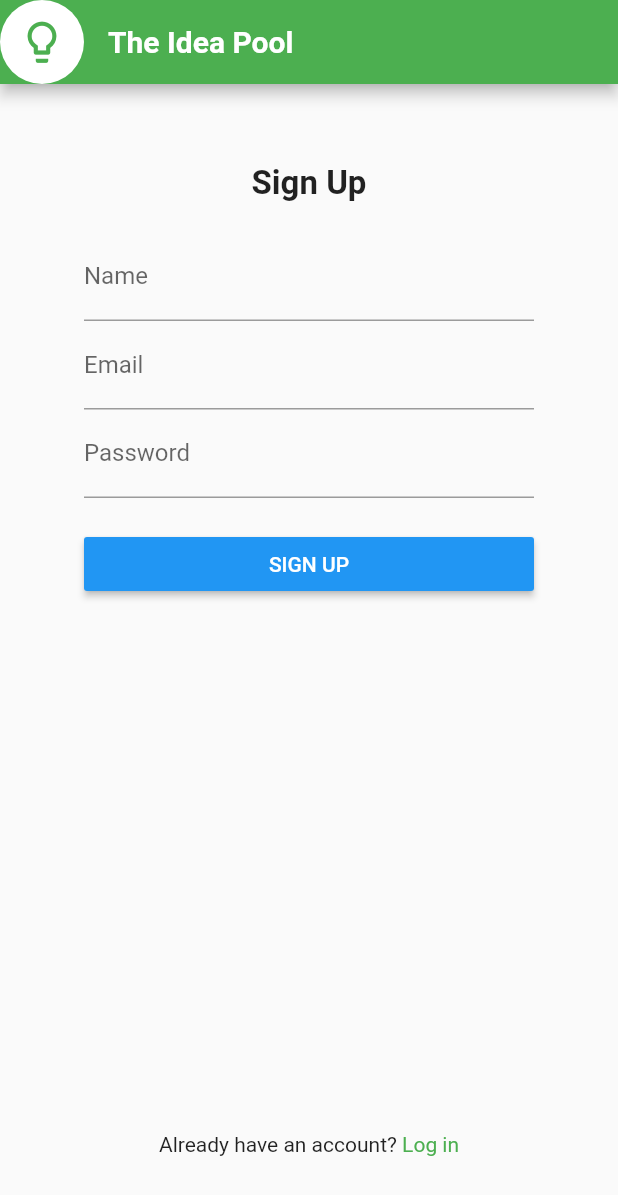
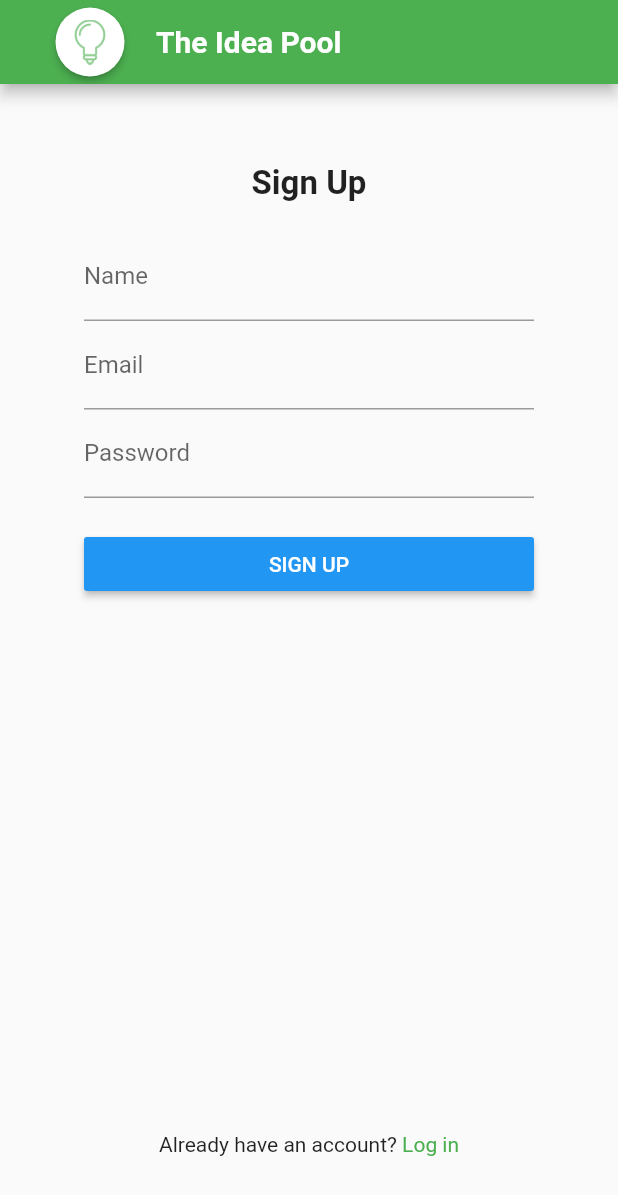
Before and after one commit to beerstorm-net/my_idea_pool, a Flutter app: the screen it shows after launch, after a tap on "Create an account", on a phone screen of 412 x 824 dp. Shown: the top 1195 px of the screen. Run offline on Flutter 3.47's test engine with Material 2 defaults, Android fonts, the light colour scheme and no system bars; drawn by our look-alikes of flutter_form_builder; our stand-ins replace awesome_dialog, bloc, equatable, flutter_bloc, flutter_spinkit, logger and 2 more; statements that could not run were skipped.

Commit message:
more good work completed - centralized progress and alert dialog - delete action with confirmation - edit action integrated with editor - etc etc

```diff
--- a/lib/blocs/auth/auth_bloc.dart
+++ b/lib/blocs/auth/auth_bloc.dart
@@ -3,10 +3,10 @@ import 'dart:async';
 import 'package:bloc/bloc.dart';
 import 'package:equatable/equatable.dart';
 import 'package:meta/meta.dart';
-import 'package:my_idea_pool/shared/common_utils.dart';
 
 import '../../models/models.dart';
 import '../../shared/app_defaults.dart';
+import '../../shared/common_utils.dart';
 
 part 'auth_event.dart';
 part 'auth_state.dart';
@@ -40,6 +40,8 @@ class AuthBloc extends Bloc<AuthEvent, AuthState> {
       yield* _mapRefreshTokenEventToState(event);
     } else if (event is CurrentUserEvent) {
       yield* _mapCurrentUserEventToState(event);
+    } else if (event is WarnUserEvent) {
+      yield* _mapWarnUserEventToState(event);
     }
   }
 
@@ -56,7 +58,7 @@ class AuthBloc extends Bloc<AuthEvent, AuthState> {
       yield Authenticated(appUser, origin: ORIGIN.SIGNUP);
     } else {
       yield Unauthenticated(
-          detail: Map()..putIfAbsent('message', () => 'API call failed'),
+          detail: Map()..putIfAbsent('message', () => 'Signup failed'),
           origin: ORIGIN.SIGNUP);
     }
   }
@@ -73,8 +75,10 @@ class AuthBloc extends Bloc<AuthEvent, AuthState> {
       yield Authenticated(appUser, origin: ORIGIN.LOGIN);
     } else {
       yield Unauthenticated(
-          detail: Map()..putIfAbsent('message', () => 'API call failed'),
+          detail: Map()..putIfAbsent('message', () => 'Login failed'),
           origin: ORIGIN.LOGIN);
+
+      //add(WarnUserEvent(List<String>()..add("error"), message: "LOGIN failed"));
     }
   }
 
@@ -131,4 +135,9 @@ class AuthBloc extends Bloc<AuthEvent, AuthState> {
       yield Unauthenticated(); //(origin: ORIGIN.RELOAD);
     }
   }
+
+  Stream<AuthState> _mapWarnUserEventToState(WarnUserEvent event) async* {
+    // TODO implement this further if necessary
+    yield WarnUserState(event.actions, message: event.message);
+  }
 }
--- a/lib/blocs/auth/auth_event.dart
+++ b/lib/blocs/auth/auth_event.dart
@@ -39,3 +39,16 @@ class LogoutEvent extends AuthEvent {}
 class RefreshTokenEvent extends AuthEvent {}
 
 class CurrentUserEvent extends AuthEvent {}
+
+class WarnUserEvent extends AuthEvent {
+  final List<String> actions;
+  final String message;
+
+  const WarnUserEvent(this.actions, {this.message});
+
+  @override
+  List<Object> get props => [actions, message];
+
+  @override
+  String toString() => 'WarnUserEvent { actions: $actions, message: $message }';
+}
--- a/lib/blocs/auth/auth_state.dart
+++ b/lib/blocs/auth/auth_state.dart
@@ -44,3 +44,16 @@ class Authenticated extends AuthState {
   String toString() =>
       'Authenticated { appUser: ${appUser.toJson().toString()} | origin: $origin}';
 }
+
+class WarnUserState extends AuthState {
+  final List<String> actions;
+  final String message;
+
+  const WarnUserState(this.actions, {this.message});
+
+  @override
+  List<Object> get props => [actions, message];
+
+  @override
+  String toString() => 'WarnUserState { actions: $actions, message: $message }';
+}
--- a/lib/blocs/idea/idea_bloc.dart
+++ b/lib/blocs/idea/idea_bloc.dart
@@ -3,8 +3,9 @@ import 'dart:async';
 import 'package:bloc/bloc.dart';
 import 'package:equatable/equatable.dart';
 import 'package:meta/meta.dart';
-import 'package:my_idea_pool/models/app_idea.dart';
-import 'package:my_idea_pool/models/idea_repository.dart';
+
+import '../../models/app_idea.dart';
+import '../../models/idea_repository.dart';
 
 part 'idea_event.dart';
 part 'idea_state.dart';
--- a/lib/main_app.dart
+++ b/lib/main_app.dart
@@ -1,10 +1,7 @@
 import 'package:flutter/material.dart';
-import 'package:flutter_bloc/flutter_bloc.dart';
-import 'package:my_idea_pool/pages/idea_pool_main.dart';
-import 'package:my_idea_pool/pages/login_signup.dart';
-import 'package:my_idea_pool/shared/common_utils.dart';
+import 'package:flutter_localizations/flutter_localizations.dart';
+import 'package:my_idea_pool/pages/main_page.dart';
 
-import 'blocs/auth/auth_bloc.dart';
 import 'models/user_repository.dart';
 
 class MainApp extends StatefulWidget {
@@ -27,21 +24,25 @@ class _MainAppState extends State<MainApp> {
     return MaterialApp(
       debugShowCheckedModeBanner: false,
       navigatorKey: _navigatorKey,
+      localizationsDelegates: [
+        // Built-in localization of basic text for Material widgets
+        GlobalMaterialLocalizations.delegate,
+        // Built-in localization for text direction LTR/RTL
+        GlobalWidgetsLocalizations.delegate,
+        // Built-in localization of basic text for Cupertino widgets
+        GlobalCupertinoLocalizations.delegate,
+      ],
+      supportedLocales: [
+        const Locale('en'),
+      ],
+      localeResolutionCallback:
+          (Locale locale, Iterable<Locale> supportedLocales) {
+        return locale;
+      },
       title: 'My Idea Pool',
-      home: BlocBuilder<AuthBloc, AuthState>(buildWhen: (prev, current) {
-        return (current is AuthState &&
-            (current is Authenticated || current is Unauthenticated));
-      }, builder: (context, state) {
-        CommonUtils.logger.d("main.builder state: $state");
-
-        return Center(
-          child: RepositoryProvider(
-            lazy: false,
-            create: (buildContext) => widget.userRepository,
-            child: (state is Authenticated) ? IdeaPoolMain() : LoginSignup(),
-          ),
-        );
-      }),
+      home: MainPage(
+        userRepository: widget.userRepository,
+      ),
     );
   }
 }
--- a/lib/models/user_repository.dart
+++ b/lib/models/user_repository.dart
@@ -3,9 +3,9 @@ import 'dart:convert';
 
 import 'package:flutter/material.dart';
 import 'package:http/http.dart' as http;
-import 'package:my_idea_pool/shared/common_utils.dart';
 
 import '../shared/app_defaults.dart';
+import '../shared/common_utils.dart';
 import '../shared/shared_preferences.dart';
 import '../shared/shared_preferences_utils.dart';
 import 'app_user.dart';
--- a/lib/pages/login_page.dart
+++ b/lib/pages/login_page.dart
@@ -101,6 +101,10 @@ class _LoginPageState extends State<LoginPage> {
             if (_loginFormKey.currentState.saveAndValidate()) {
               CommonUtils.logger.d(_loginFormKey.currentState.value);
 
+              BlocProvider.of<AuthBloc>(context).add(WarnUserEvent(
+                  List<String>()..add("progress_start"),
+                  message: ""));
+
               BlocProvider.of<AuthBloc>(buildContext)
                   .add(LoginEvent(_loginFormKey.currentState.value));
             } else {
--- a/lib/pages/login_signup.dart
+++ b/lib/pages/login_signup.dart
@@ -1,5 +1,6 @@
 import 'package:flutter/material.dart';
 import 'package:flutter_bloc/flutter_bloc.dart';
+import 'package:my_idea_pool/widgets/common_dialogs.dart';
 
 import '../blocs/auth/auth_bloc.dart';
 import '../models/models.dart';
@@ -15,6 +16,8 @@ class LoginSignup extends StatefulWidget {
 
 class _LoginSignupState extends State<LoginSignup> {
   UserRepository _userRepository;
+  bool isLoginPage = true;
+
   @override
   Widget build(BuildContext buildContext) {
     if (_userRepository == null) {
@@ -23,41 +26,22 @@ class _LoginSignupState extends State<LoginSignup> {
 
     return Scaffold(
       appBar: AppBar(
-        title: Text(
-          'The Idea Pool',
-          style: TextStyle(color: Colors.white, fontWeight: FontWeight.bold),
+        title: Row(
+          mainAxisAlignment: MainAxisAlignment.start,
+          children: <Widget>[
+            appBarLeading(),
+            Text(
+              'The Idea Pool',
+              style:
+                  TextStyle(color: Colors.white, fontWeight: FontWeight.bold),
+            ),
+          ],
         ),
         centerTitle: false,
-        /*leading: MaterialButton(
-          onPressed: () {},
-          color: Colors.white,
-          textColor: Colors.green,
-          child: Icon(
-            Icons.lightbulb_outline,
-            size: 40,
-          ),
-          padding: EdgeInsets.all(16),
-          shape: CircleBorder(),
-        ),*/
-        leading: Container(
-          decoration: BoxDecoration(
-            shape: BoxShape
-                .circle, // You can use like this way or like the below line
-            //borderRadius: new BorderRadius.circular(30.0),
-            color: Colors.white,
-          ),
-          child: Icon(
-            Icons.lightbulb_outline,
-            color: Colors.green,
-            size: 33,
-          ),
-        ),
         backgroundColor: Colors.green,
+        //leading: appBarLeading(),
       ),
-      body: BlocConsumer<AuthBloc, AuthState>(
-        listener: (context, state) {
-          // TODO: alert user on failure
-        },
+      body: BlocBuilder<AuthBloc, AuthState>(
         buildWhen: (prev, current) {
           return current is SignupPageState || current is LoginPageState;
         },
@@ -67,8 +51,23 @@ class _LoginSignupState extends State<LoginSignup> {
               child: (state is SignupPageState) ? SignupPage() : LoginPage());
         },
       ),
+      /*body: BlocListener<AuthBloc, AuthState>(
+        listenWhen: (prev, current) {
+          return current is AuthState;
+        },
+        listener: (context, state) {
+          if (state is LoginPageState) {
+            setState(() {
+              isLoginPage = true;
+            });
+          } else if (state is SignupPageState) {
+            setState(() {
+              isLoginPage = false;
+            });
+          }
+        },
+        child: isLoginPage ? LoginPage() : SignupPage(),
+      ),*/
     );
   }
-
-  _signupPage() {}
 }
--- /dev/null
+++ b/lib/pages/main_page.dart
@@ -0,0 +1,82 @@
+import 'package:flutter/material.dart';
+import 'package:flutter_bloc/flutter_bloc.dart';
+import 'package:my_idea_pool/blocs/auth/auth_bloc.dart';
+import 'package:my_idea_pool/models/models.dart';
+import 'package:my_idea_pool/shared/common_utils.dart';
+import 'package:my_idea_pool/widgets/common_dialogs.dart';
+import 'package:progress_dialog/progress_dialog.dart';
+
+import 'idea_pool_main.dart';
+import 'login_signup.dart';
+
+class MainPage extends StatefulWidget {
+  UserRepository userRepository;
+  MainPage({Key key, UserRepository userRepository})
+      : assert(userRepository != null),
+        userRepository = userRepository,
+        super(key: key);
+
+  @override
+  _MainPageState createState() => _MainPageState();
+}
+
+class _MainPageState extends State<MainPage> {
+  ProgressDialog _progressDialog;
+
+  @override
+  Widget build(BuildContext buildContext) {
+    if (_progressDialog == null) {
+      _progressDialog = buildProgressDialog(
+          buildContext, '...work in progress...',
+          isDismissible: true, autoHide: Duration(seconds: 3));
+    }
+
+    return BlocConsumer<AuthBloc, AuthState>(listenWhen: (prev, current) {
+      return current is WarnUserState;
+    }, listener: (prev, current) {
+      // progress dialog actions
+      if (current is WarnUserState) {
+        // progress dialog
+        if (current.actions.contains("progress_start")) {
+          _progressDialog.show();
+        } else if (current.actions.contains("progress_stop")) {
+          _progressDialog.hide();
+        } else if (current.actions.contains("alert_message")) {
+          // TODO: display alert dialog
+          showAlertDialog(buildContext, current.message, type: "WARNING");
+        }
+      }
+    }, buildWhen: (prev, current) {
+      return (current is AuthState &&
+          (current is Authenticated || current is Unauthenticated));
+    }, builder: (context, state) {
+      CommonUtils.logger.d("main.builder state: $state");
+
+      BlocProvider.of<AuthBloc>(context).add(
+          WarnUserEvent(List<String>()..add("progress_stop"), message: ""));
+      if (state is Unauthenticated &&
+              state.detail != null //&& state.origin == ORIGIN.LOGIN
+          ) {
+        BlocProvider.of<AuthBloc>(context).add(WarnUserEvent(
+            List<String>()..add("alert_message"),
+            message: state.detail['message']));
+      }
+
+      return Center(
+        child: RepositoryProvider(
+          lazy: false,
+          create: (buildContext) => widget.userRepository,
+          child: (state is Authenticated) ? IdeaPoolMain() : LoginSignup(),
+        ),
+      );
+    });
+  }
+
+  @override
+  void dispose() {
+    _progressDialog?.hide();
+    _progressDialog = null;
+
+    super.dispose();
+  }
+}
--- a/lib/pages/signup_page.dart
+++ b/lib/pages/signup_page.dart
@@ -116,6 +116,10 @@ class _SignupPageState extends State<SignupPage> {
             if (_signupFormKey.currentState.saveAndValidate()) {
               CommonUtils.logger.d(_signupFormKey.currentState.value);
 
+              BlocProvider.of<AuthBloc>(context).add(WarnUserEvent(
+                  List<String>()..add("progress_start"),
+                  message: ""));
+
               BlocProvider.of<AuthBloc>(buildContext)
                   .add(SignupEvent(_signupFormKey.currentState.value));
             } else {
@@ -124,41 +128,6 @@ class _SignupPageState extends State<SignupPage> {
             }
           },
         ),
-
-        /*Row(
-          children: <Widget>[
-            Expanded(
-              child: MaterialButton(
-                color: Theme.of(context).accentColor,
-                child: Text(
-                  'Submit',
-                  style: TextStyle(color: Colors.white),
-                ),
-                onPressed: () {
-                  if (_signupFormKey.currentState.saveAndValidate()) {
-                    CommonUtils.logger.d(_signupFormKey.currentState.value);
-                  } else {
-                    CommonUtils.logger.d(_signupFormKey.currentState.value);
-                    CommonUtils.logger.d('validation failed');
-                  }
-                },
-              ),
-            ),
-            SizedBox(width: 20),
-            Expanded(
-              child: MaterialButton(
-                color: Theme.of(context).accentColor,
-                child: Text(
-                  'Reset',
-                  style: TextStyle(color: Colors.white),
-                ),
-                onPressed: () {
-                  _signupFormKey.currentState.reset();
-                },
-              ),
-            ),
-          ],
-        ), */
       ],
     );
   }
--- /dev/null
+++ b/lib/widgets/common_dialogs.dart
@@ -0,0 +1,126 @@
+import 'package:awesome_dialog/awesome_dialog.dart';
+import 'package:flutter/material.dart';
+import 'package:flutter_spinkit/flutter_spinkit.dart';
+import 'package:my_idea_pool/shared/common_utils.dart';
+import 'package:progress_dialog/progress_dialog.dart';
+
+appIconImage(
+    {double width = 100, double heigth = 200, Color color = Colors.green}) {
+  return Image(
+    image: AssetImage('assets/images/lightbulb_big.png'),
+    width: width,
+    height: heigth,
+    color: color,
+  );
+}
+
+appBarLeading() {
+  return MaterialButton(
+    onPressed: () {},
+    color: Colors.white,
+    child: appIconImage(width: 24, heigth: 30),
+    padding: EdgeInsets.all(8.0),
+    shape: CircleBorder(),
+  );
+}
+
+buildProgressDialog(context, String message,
+    {bool isDismissible = false, bool showLogs, Duration autoHide}) {
+  ProgressDialog _progressDialog = ProgressDialog(
+    context,
+    type: ProgressDialogType.Normal,
+    isDismissible: isDismissible,
+    autoHide: autoHide ?? Duration(seconds: 2),
+    showLogs: showLogs ?? CommonUtils.isDebug,
+  );
+  _progressDialog.style(
+    message: message.isNotEmpty ? message : '...',
+    messageTextStyle: TextStyle(
+        color: Colors.blueGrey, fontSize: 20.0, fontWeight: FontWeight.w600),
+    progressWidget: SpinKitPouringHourglass(
+      color: Colors.blueGrey,
+      //size: 44,
+    ),
+    progressWidgetAlignment: Alignment.topLeft,
+    dialogAlignment: Alignment.topCenter,
+  );
+
+  return _progressDialog;
+}
+
+class LoadingIndicator extends StatelessWidget {
+  @override
+  Widget build(BuildContext context) {
+    return Center(
+      child: CircularProgressIndicator(),
+    );
+  }
+}
+
+// show alert as a dialog
+AwesomeDialog _awesomeDialog;
+showAlertDialog(context, String message,
+    {String type = "INFO", Duration autoHide = const Duration(seconds: 2)}) {
+  DialogType dialogType = DialogType.INFO;
+  Color textColor = Colors.blueGrey;
+  if (type.toUpperCase() == "SUCCESS") {
+    dialogType = DialogType.SUCCES;
+    textColor = Colors.green;
+  } else if (type.toUpperCase() == "WARNING") {
+    dialogType = DialogType.WARNING;
+    textColor = Colors.deepOrange;
+  } else if (type.toUpperCase() == "ERROR") {
+    dialogType = DialogType.ERROR;
+    textColor = Colors.red;
+  }
+  _awesomeDialog = AwesomeDialog(
+    context: context,
+    useRootNavigator: true,
+    animType: AnimType.LEFTSLIDE,
+    dismissOnTouchOutside: true,
+    dismissOnBackKeyPress: true,
+    headerAnimationLoop: true,
+    dialogType: dialogType,
+    body: Container(
+      padding: EdgeInsets.all(4.0),
+      child: Text(
+        message,
+        style: TextStyle(
+          fontSize: 22,
+          fontWeight: FontWeight.bold,
+          color: textColor,
+        ),
+        overflow: TextOverflow.fade,
+        maxLines: 4,
+        softWrap: true,
+      ),
+    ),
+    btnOk: null,
+    btnCancel: null,
+    autoHide: autoHide,
+  );
+  _awesomeDialog.show();
+}
+
+theSnackBar(context, String message) {
+  return SnackBar(
+    duration: Duration(seconds: 2),
+    content: Row(
+      mainAxisAlignment: MainAxisAlignment.spaceBetween,
+      //crossAxisAlignment: CrossAxisAlignment.end,
+      children: [
+        SizedBox(
+          width: 260.0,
+          child: Text(
+            //AppLocalizations.of(context).translate('soon') + ' ' + message,
+            message,
+            overflow: TextOverflow.fade,
+            softWrap: false,
+          ),
+        ),
+        Icon(Icons.error),
+      ],
+    ),
+    backgroundColor: Colors.orangeAccent,
+  );
+}
```
Also changed, not shown: lib/models/idea_editor_actions.dart (+12 -6 lines), lib/models/idea_repository.dart (+4 -4 lines), lib/pages/idea_editor_page.dart (+30 -11 lines), lib/pages/idea_pool_main.dart (+147 -62 lines), pubspec.yaml (+9 -0 lines), pubspec.lock.
